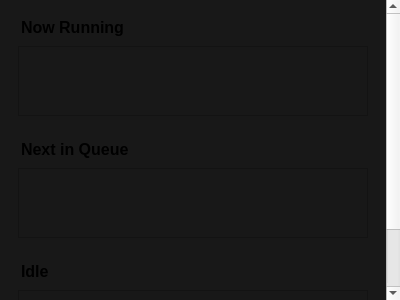
This is src/gui/forms/queuewidget.ui in evoplex/evoplex as Qt 5 draws it before an edit. The edited form follows.
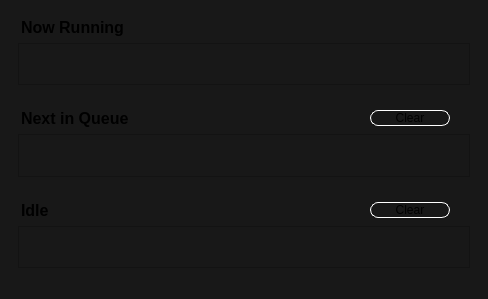
This is the edited form. Custom widgets are drawn as their Qt base class.

Commit message: QueueWidget - cosmetic fixes

Diff of the .ui file:
```diff
--- a/src/gui/forms/queuewidget.ui
+++ b/src/gui/forms/queuewidget.ui
@@ -6,8 +6,8 @@
    <rect>
     <x>0</x>
     <y>0</y>
-    <width>400</width>
-    <height>300</height>
+    <width>488</width>
+    <height>299</height>
    </rect>
   </property>
   <property name="windowTitle">
@@ -24,8 +24,8 @@
     <rect>
      <x>0</x>
      <y>0</y>
-     <width>386</width>
-     <height>390</height>
+     <width>488</width>
+     <height>299</height>
     </rect>
    </property>
    <property name="styleSheet">
@@ -36,6 +36,11 @@
      <widget class="QWidget" name="running" native="true">
       <layout class="QVBoxLayout" name="verticalLayout_2">
        <item>
+        <layout class="QHBoxLayout" name="horizontalLayout">
+         <property name="rightMargin">
+          <number>20</number>
+         </property>
+         <item>
         <widget class="QLabel" name="labelRunning">
          <property name="font">
           <font>
@@ -47,13 +52,12 @@
          <property name="text">
           <string>Now Running</string>
          </property>
-         <property name="alignment">
-          <set>Qt::AlignBottom|Qt::AlignLeading|Qt::AlignLeft</set>
-         </property>
          <property name="indent">
           <number>3</number>
          </property>
         </widget>
+         </item>
+        </layout>
        </item>
        <item>
         <widget class="TableWidget" name="tableRunning">
@@ -63,6 +67,12 @@
            <verstretch>0</verstretch>
           </sizepolicy>
          </property>
+         <property name="minimumSize">
+          <size>
+           <width>0</width>
+           <height>1</height>
+          </size>
+         </property>
          <property name="verticalScrollBarPolicy">
           <enum>Qt::ScrollBarAlwaysOff</enum>
          </property>
@@ -78,6 +88,11 @@
      <widget class="QWidget" name="queue" native="true">
       <layout class="QVBoxLayout" name="verticalLayout_3">
        <item>
+        <layout class="QHBoxLayout" name="horizontalLayout_2">
+         <property name="rightMargin">
+          <number>20</number>
+         </property>
+         <item>
         <widget class="QLabel" name="labelQueue">
          <property name="font">
           <font>
@@ -89,13 +104,41 @@
          <property name="text">
           <string>Next in Queue</string>
          </property>
-         <property name="alignment">
-          <set>Qt::AlignBottom|Qt::AlignLeading|Qt::AlignLeft</set>
-         </property>
          <property name="indent">
           <number>3</number>
          </property>
         </widget>
+         </item>
+         <item>
+          <widget class="QPushButton" name="pushButton_2">
+           <property name="sizePolicy">
+            <sizepolicy hsizetype="Fixed" vsizetype="Fixed">
+             <horstretch>0</horstretch>
+             <verstretch>0</verstretch>
+            </sizepolicy>
+           </property>
+           <property name="minimumSize">
+            <size>
+             <width>80</width>
+             <height>0</height>
+            </size>
+           </property>
+           <property name="styleSheet">
+            <string notr="true">QPushButton  {
+	border: 1px solid white;
+    border-radius: 8px;
+    background-color: transparent;
+}
+QPushButton::hover {
+	background-color: #4285f4;
+}</string>
+           </property>
+           <property name="text">
+            <string>Clear</string>
+           </property>
+          </widget>
+         </item>
+        </layout>
        </item>
        <item>
         <widget class="TableWidget" name="tableQueue">
@@ -105,6 +148,12 @@
            <verstretch>0</verstretch>
           </sizepolicy>
          </property>
+         <property name="minimumSize">
+          <size>
+           <width>0</width>
+           <height>1</height>
+          </size>
+         </property>
          <property name="verticalScrollBarPolicy">
           <enum>Qt::ScrollBarAlwaysOff</enum>
          </property>
@@ -120,6 +169,11 @@
      <widget class="QWidget" name="idle" native="true">
       <layout class="QVBoxLayout" name="verticalLayout_4">
        <item>
+        <layout class="QHBoxLayout" name="horizontalLayout_3">
+         <property name="rightMargin">
+          <number>20</number>
+         </property>
+         <item>
         <widget class="QLabel" name="labelIdle">
          <property name="font">
           <font>
@@ -131,13 +185,41 @@
          <property name="text">
           <string>Idle</string>
          </property>
-         <property name="alignment">
-          <set>Qt::AlignBottom|Qt::AlignLeading|Qt::AlignLeft</set>
-         </property>
          <property name="indent">
           <number>3</number>
          </property>
         </widget>
+         </item>
+         <item>
+          <widget class="QPushButton" name="pushButton_3">
+           <property name="sizePolicy">
+            <sizepolicy hsizetype="Fixed" vsizetype="Fixed">
+             <horstretch>0</horstretch>
+             <verstretch>0</verstretch>
+            </sizepolicy>
+           </property>
+           <property name="minimumSize">
+            <size>
+             <width>80</width>
+             <height>0</height>
+            </size>
+           </property>
+           <property name="styleSheet">
+            <string notr="true">QPushButton  {
+	border: 1px solid white;
+    border-radius: 8px;
+    background-color: transparent;
+}
+QPushButton::hover {
+	background-color: #4285f4;
+}</string>
+           </property>
+           <property name="text">
+            <string>Clear</string>
+           </property>
+          </widget>
+         </item>
+        </layout>
        </item>
        <item>
         <widget class="TableWidget" name="tableIdle">
@@ -147,6 +229,12 @@
            <verstretch>0</verstretch>
           </sizepolicy>
          </property>
+         <property name="minimumSize">
+          <size>
+           <width>0</width>
+           <height>1</height>
+          </size>
+         </property>
          <property name="verticalScrollBarPolicy">
           <enum>Qt::ScrollBarAlwaysOff</enum>
          </property>
```
Lines whose indentation alone changed are shown as unchanged. The commit also changes 1 other file.
